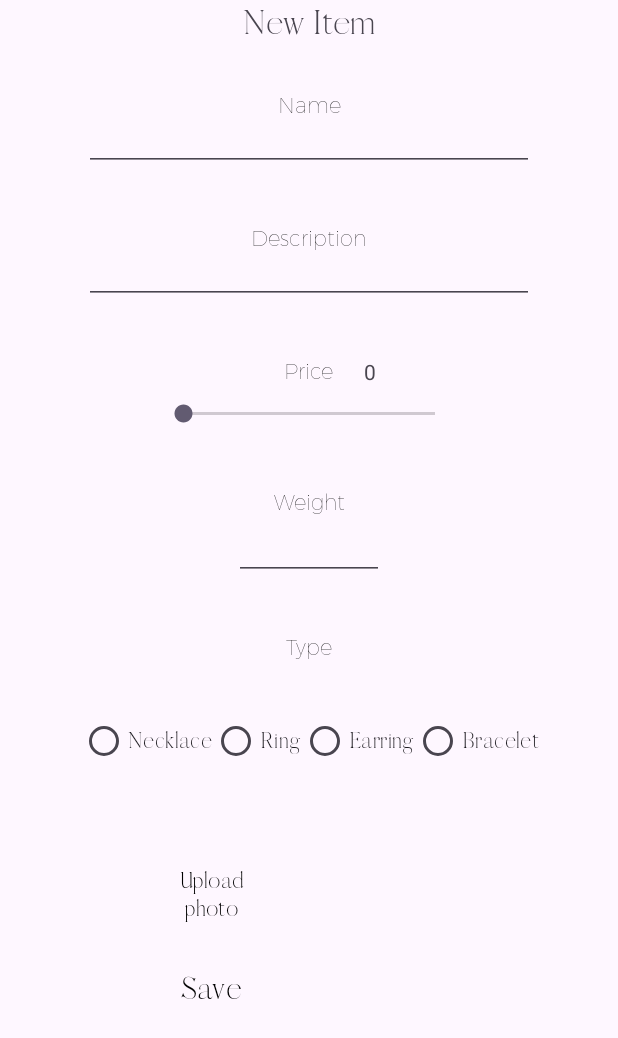
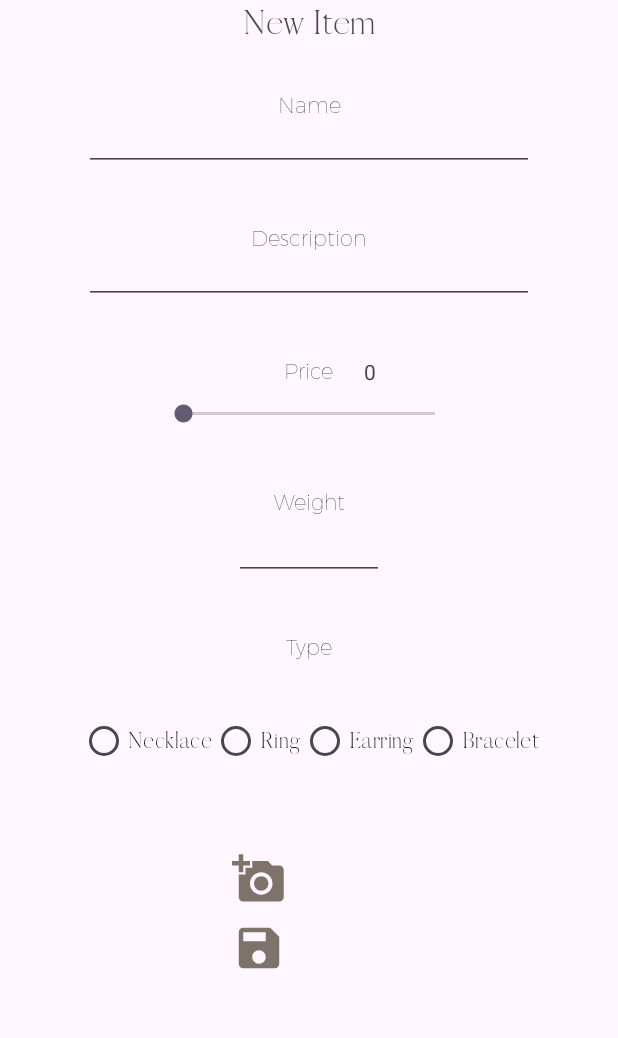
Before and after one commit to eliorsamovol/Jewelry-Catalog, an Android app: the NewItem screen opened through its navigation route, on a phone screen of 412 x 824 dp. Shown: the top 1038 px of the screen. Run offline under Robolectric (Android 15) with nearby library versions, the phone set to English and light mode, and no system bars; our stand-ins replace navigation-ui.

Commit message:
change add photo and save to icons, fix suppliers recyclerView

```diff
--- a/app/build.gradle.kts
+++ b/app/build.gradle.kts
@@ -65,6 +65,8 @@ dependencies {
     implementation("com.github.bumptech.glide:glide:4.13.2")
     annotationProcessor("com.github.bumptech.glide:compiler:4.13.2")
     implementation("androidx.exifinterface:exifinterface:1.3.7")
+    implementation("com.google.android.gms:play-services-maps:18.0.2")
+    implementation("com.google.android.gms:play-services-location:21.3.0")
     implementation(libs.androidx.core.ktx)
     implementation(libs.androidx.appcompat)
     implementation(libs.material)
--- /dev/null
+++ b/app/src/main/res/drawable/add_photo_icon.xml
@@ -0,0 +1,5 @@
+<vector xmlns:android="http://schemas.android.com/apk/res/android" android:alpha="0.8" android:autoMirrored="true" android:height="36dp" android:tint="#5C5345" android:viewportHeight="24" android:viewportWidth="24" android:width="36dp">
+
+    <path android:fillColor="@android:color/white" android:pathData="M3,4V1h2v3h3v2H5v3H3V6H0V4H3zM6,10V7h3V4h7l1.83,2H21c1.1,0 2,0.9 2,2v12c0,1.1 -0.9,2 -2,2H5c-1.1,0 -2,-0.9 -2,-2V10H6zM13,19c2.76,0 5,-2.24 5,-5s-2.24,-5 -5,-5s-5,2.24 -5,5S10.24,19 13,19zM9.8,14c0,1.77 1.43,3.2 3.2,3.2s3.2,-1.43 3.2,-3.2s-1.43,-3.2 -3.2,-3.2S9.8,12.23 9.8,14z"/>
+
+</vector>
--- a/app/src/main/res/drawable/add_icon.xml
+++ b/app/src/main/res/drawable/save_icon.xml
@@ -1,5 +1,5 @@
-<vector xmlns:android="http://schemas.android.com/apk/res/android" android:alpha="0.8" android:autoMirrored="true" android:height="24dp" android:tint="#44704D" android:viewportHeight="24" android:viewportWidth="24" android:width="24dp">
+<vector xmlns:android="http://schemas.android.com/apk/res/android" android:alpha="0.8" android:autoMirrored="true" android:height="36dp" android:tint="#5C5345" android:viewportHeight="24" android:viewportWidth="24" android:width="36dp">
 
-    <path android:fillColor="@android:color/white" android:pathData="M19,13h-6v6h-2v-6H5v-2h6V5h2v6h6v2z"/>
+    <path android:fillColor="@android:color/white" android:pathData="M17,3L5,3c-1.11,0 -2,0.9 -2,2v14c0,1.1 0.89,2 2,2h14c1.1,0 2,-0.9 2,-2L21,7l-4,-4zM12,19c-1.66,0 -3,-1.34 -3,-3s1.34,-3 3,-3 3,1.34 3,3 -1.34,3 -3,3zM15,9L5,9L5,5h10v4z"/>
 
 </vector>
--- a/app/src/main/res/layout/item_supplier.xml
+++ b/app/src/main/res/layout/item_supplier.xml
@@ -36,10 +36,10 @@
                 android:fontFamily="@font/vogue" />
 
             <TextView
-                android:id="@+id/itemType"
+                android:id="@+id/itemDate"
                 android:layout_width="wrap_content"
                 android:layout_height="wrap_content"
-                android:text="Type"
+                android:text="Date"
                 android:fontFamily="@font/toolbarfont"
                 android:textSize="15sp" />
 
--- a/app/src/main/res/layout/new_item.xml
+++ b/app/src/main/res/layout/new_item.xml
@@ -188,18 +188,15 @@
                 android:fontFamily="@font/vogue" />
         </RadioGroup>
 
-        <Button
+        <ImageButton
             android:id="@+id/btnTakePhoto"
-            android:layout_width="100dp"
+            android:layout_width="wrap_content"
             android:layout_height="wrap_content"
-            android:text="@string/take_photo"
             app:layout_constraintTop_toBottomOf="@id/typeRdioGroup"
             app:layout_constraintEnd_toStartOf="@id/jewelryType"
-            android:onClick="takePhoto"
-            android:layout_marginTop="50dp"
-            android:fontFamily="@font/vogue"
-            android:textColor="@color/black"
-            android:background="@color/transparent"/>
+            android:src="@drawable/add_photo_icon"
+            android:background="@null"
+            android:layout_marginTop="50dp"/>
 
         <ImageView
             android:id="@+id/imageSelected"
@@ -210,20 +207,15 @@
             app:layout_constraintStart_toEndOf="@id/jewelryType"
             android:layout_marginTop="30dp"/>
 
-        <Button
+        <ImageButton
             android:id="@+id/saveButton"
             android:layout_width="wrap_content"
             android:layout_height="wrap_content"
-            android:text="@string/save_item"
-            android:fontFamily="@font/vogue"
-            android:textSize="20dp"
-            app:layout_constraintTop_toBottomOf="@id/btnTakePhoto"
-            app:layout_constraintEnd_toEndOf="@id/btnTakePhoto"
+            app:layout_constraintTop_toBottomOf="@+id/btnTakePhoto"
             app:layout_constraintStart_toStartOf="@id/btnTakePhoto"
-            android:layout_marginTop="10dp"
-            android:gravity="center"
-            android:textColor="@color/black"
-            android:background="@color/transparent"/>
+            android:src="@drawable/save_icon"
+            android:background="@null"
+            android:layout_marginTop="10dp"/>
 
 
     </androidx.constraintlayout.widget.ConstraintLayout>
--- a/app/src/main/res/layout/suppliers.xml
+++ b/app/src/main/res/layout/suppliers.xml
@@ -36,9 +36,9 @@
         android:src="@drawable/add_icon"
         android:background="?attr/selectableItemBackgroundBorderless"
         android:padding="8dp"
-        app:layout_constraintBottom_toBottomOf="parent"
-        app:layout_constraintEnd_toEndOf="parent"
-        android:layout_margin="16dp"/>
+        android:layout_marginEnd="20dp"
+        app:layout_constraintTop_toTopOf="@+id/items_headline"
+        app:layout_constraintEnd_toEndOf="parent" />
 
 
 </androidx.constraintlayout.widget.ConstraintLayout>
```
Also changed, not shown: app/src/main/java/com/tests/jewelry/Items.kt (+5 -0 lines), app/src/main/java/com/tests/jewelry/NewSupplier.kt (+1 -1 lines), app/src/main/java/com/tests/jewelry/Supplier.kt (+0 -5 lines), app/src/main/java/com/tests/jewelry/data/db/ItemsDatabase.kt (+1 -1 lines), app/src/main/java/com/tests/jewelry/data/db/entities/JewelryEntities.kt (+5 -0 lines), app/src/main/java/com/tests/jewelry/ui/adapter/SupplierAdapter.kt (+9 -1 lines), app/src/main/res/layout/items.xml (+11 -0 lines), app/src/main/res/layout/new_supplier.xml (+9 -17 lines), build.gradle.kts (line endings or trailing spaces).
